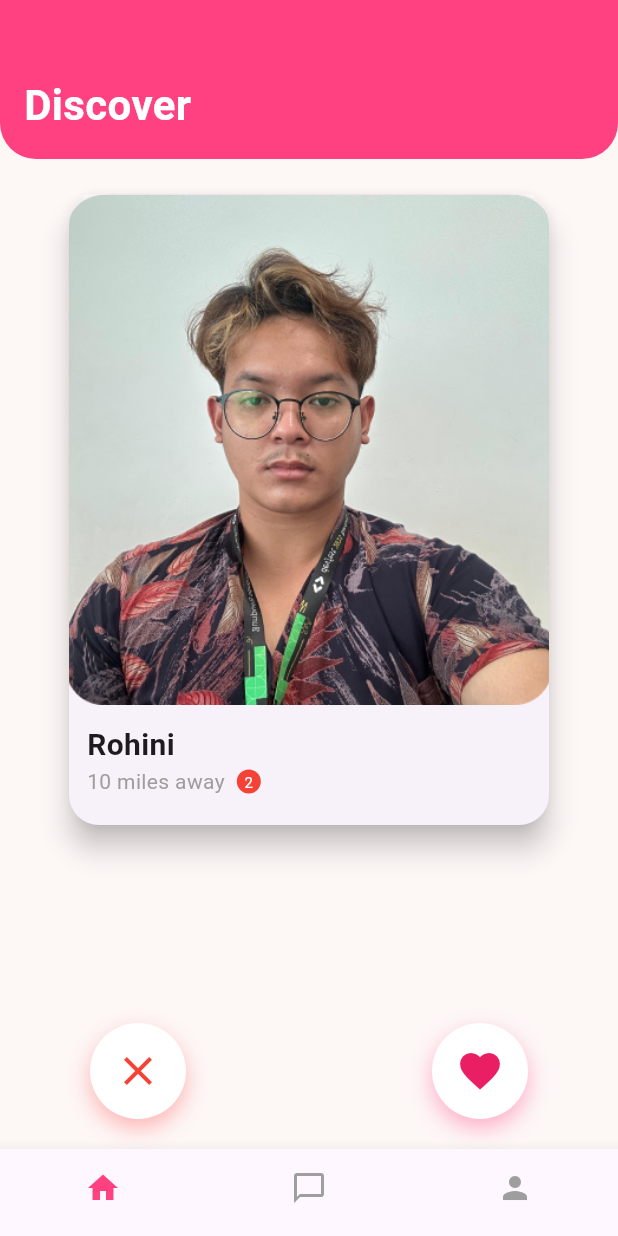
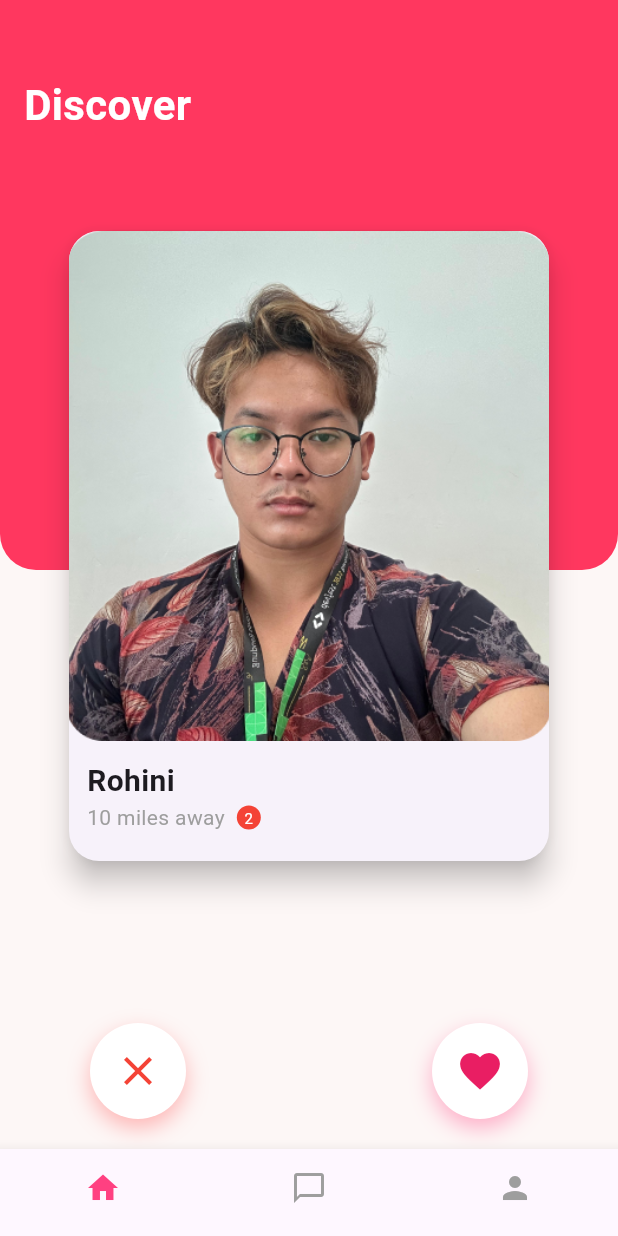
Before and after one commit to CatchU-DatingApp/CatchU-frontend, a Flutter app: the DiscoverPage screen opened directly, on a phone screen of 412 x 824 dp. Run offline on Flutter 3.47's test engine with Material 3 defaults, Android fonts, the phone set to English and light mode, and no system bars.

Commit message:
Update homepage1.dart
menyesuaikan dengan figma

```diff
--- a/lib/homepage1.dart
+++ b/lib/homepage1.dart
@@ -2,16 +2,6 @@ import 'package:flutter/material.dart';
 import 'profile.dart';
 import 'chat.dart';
 
-void main() {
-  runApp(MyApp());
-}
-
-class MyApp extends StatelessWidget {
-  @override
-  Widget build(BuildContext context) {
-    return MaterialApp(debugShowCheckedModeBanner: false, home: DiscoverPage());
-  }
-}
 
 class DiscoverPage extends StatefulWidget {
   @override
@@ -41,48 +31,30 @@ class _DiscoverPageState extends State<DiscoverPage> {
     setState(() {
       _currentIndex = index;
     });
-
-    switch (index) {
-      case 0:
-        print("Home tapped");
-        break;
-      case 1:
-        print("Chat tapped");
-        break;
-      case 2:
-        print("Profile tapped");
-        break;
-    }
   }
 
   @override
   Widget build(BuildContext context) {
     return Scaffold(
       backgroundColor: Color(0xFFFDF7F6),
-      body: Column(
+      body: Stack(
         children: [
-          // Header
+          // Pink background header
           Container(
-            padding: EdgeInsets.only(top: 50, left: 16, bottom: 16),
-            width: double.infinity,
+            height: 380,
             decoration: BoxDecoration(
-              color: Colors.pinkAccent,
+              color: Color(0xFFFF375F),
               borderRadius: BorderRadius.only(
                 bottomLeft: Radius.circular(24),
                 bottomRight: Radius.circular(24),
               ),
             ),
-            child: Text(
-              'Discover',
-              style: TextStyle(
-                fontSize: 28,
-                fontWeight: FontWeight.bold,
-                color: Colors.white,
-              ),
-            ),
           ),
 
-          SizedBox(height: 20),
+          // Main content
+          Column(
+            children: [
+              SizedBox(height: 150),
 
               // Profile Card
               Stack(
@@ -98,7 +70,6 @@ class _DiscoverPageState extends State<DiscoverPage> {
                       child: Container(
                         width: 300,
                         height: 400,
-                    color: Colors.white,
                       ),
                     ),
                   ),
@@ -175,7 +146,7 @@ class _DiscoverPageState extends State<DiscoverPage> {
 
               Spacer(),
 
-          // 2 Action Buttons
+              // Action buttons
               Padding(
                 padding: const EdgeInsets.symmetric(horizontal: 60.0, vertical: 20),
                 child: Row(
@@ -197,14 +168,27 @@ class _DiscoverPageState extends State<DiscoverPage> {
             ],
           ),
 
-      // Bottom Nav
+          // Positioned header text "Discover"
+          Positioned(
+            top: 50,
+            left: 16,
+            child: Text(
+              'Discover',
+              style: TextStyle(
+                fontSize: 28,
+                fontWeight: FontWeight.bold,
+                color: Colors.white,
+              ),
+            ),
+          ),
+        ],
+      ),
+
+      // Bottom Navigation Bar
       bottomNavigationBar: BottomNavigationBar(
         items: [
           BottomNavigationBarItem(icon: Icon(Icons.home), label: 'Home'),
-          BottomNavigationBarItem(
-            icon: Icon(Icons.chat_bubble_outline),
-            label: 'Chat',
-          ),
+          BottomNavigationBarItem(icon: Icon(Icons.chat_bubble_outline), label: 'Chat'),
           BottomNavigationBarItem(icon: Icon(Icons.person), label: 'Profile'),
         ],
         currentIndex: _currentIndex,
@@ -232,7 +216,9 @@ class _DiscoverPageState extends State<DiscoverPage> {
           BoxShadow(color: shadowColor, blurRadius: 12, offset: Offset(0, 6)),
         ],
       ),
-      child: Center(child: Icon(icon, color: iconColor, size: 32)),
+      child: Center(
+        child: Icon(icon, color: iconColor, size: 32),
+      ),
     );
   }
 }
```
Lines whose indentation alone changed are shown as unchanged.
